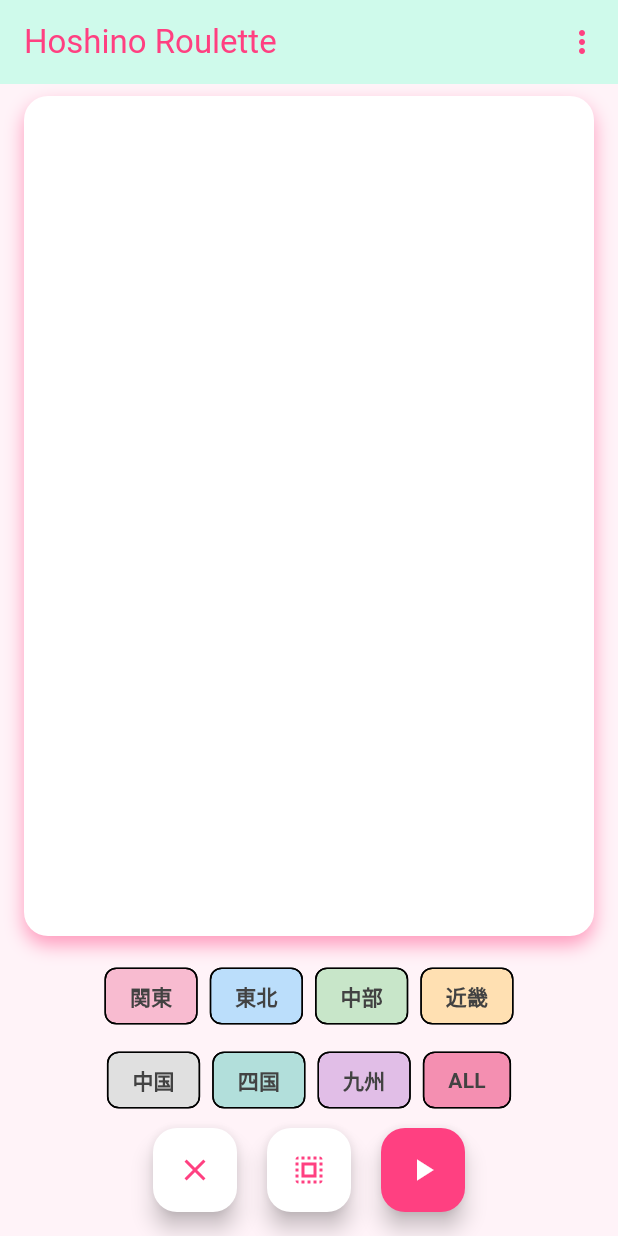
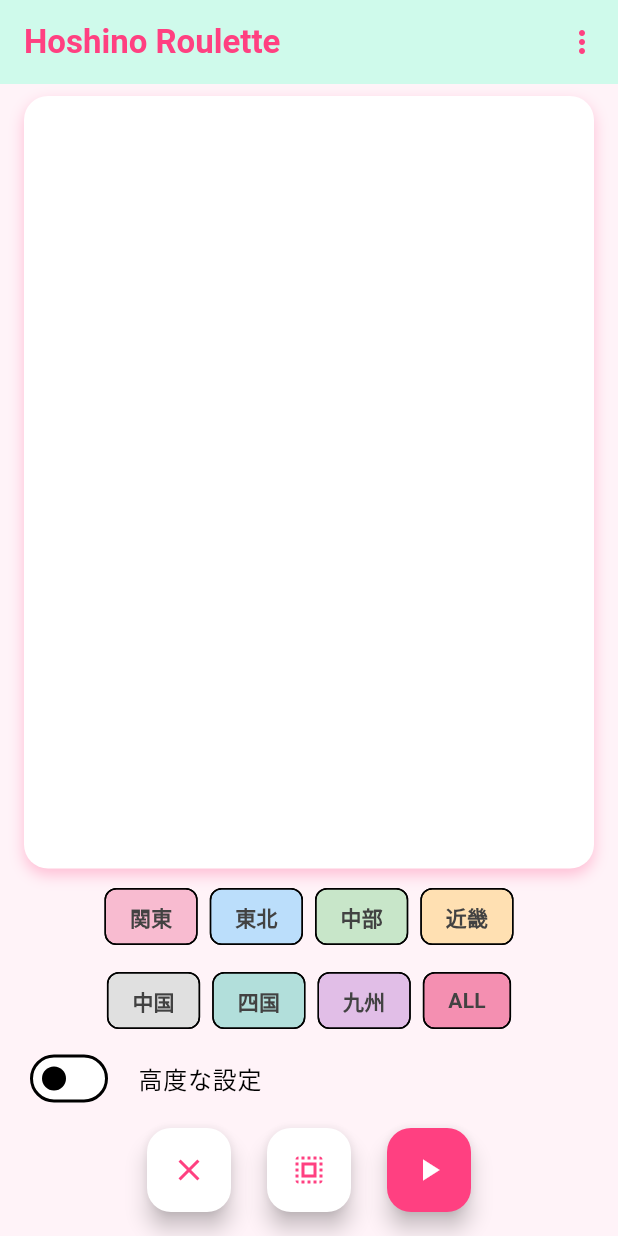
Before and after one commit to Ittalian/hoshino_roulette, a Flutter app: the screen it shows after launch, on a phone screen of 412 x 824 dp. Run offline on Flutter 3.47's test engine with Material 3 defaults, Android fonts, the phone set to English and light mode, and no system bars; our stand-ins replace audioplayers, cloud_firestore, firebase_core, flutter_dotenv, flutter_fortune_wheel, google_fonts; accounts and stored records are empty.

Commit message:
都道府県ごとに選べるように

```diff
--- a/lib/pages/home.dart
+++ b/lib/pages/home.dart
@@ -15,79 +15,9 @@ class Home extends StatefulWidget {
 class _HomeState extends State<Home> {
   List<Resort> allResorts = [];
   List<Resort> resorts = [];
-  bool isDisplayAll = false;
+  List<String> prefectureList = [];
   bool isLoading = false;
-  Map<String, bool> activeFilters = {
-    '関東': false,
-    '東北': false,
-    '中部': false,
-    '近畿': false,
-    '中国': false,
-    '四国': false,
-    '九州': false,
-    'ALL': false,
-  };
 
-  @override
-  void initState() {
-    super.initState();
-    _fetchResorts();
-  }
-
-  Future<void> _fetchResorts() async {
-    setState(() => isLoading = true);
-    allResorts = await ResortService().fetchAll();
-    setState(() {
-      resorts = allResorts.where((resort) => !resort.isDone).toList();
-      isLoading = false;
-    });
-  }
-
-  void _toggleSelect(int i) {
-    setState(() => resorts[i].isSelected = !resorts[i].isSelected);
-  }
-
-  void _selectByRegion(String region) {
-    final set = prefectures.regionLabel[region]!;
-    setState(() {
-      for (var r in resorts) {
-        if (set.contains(r.prefecture)) {
-          r.isSelected = true;
-        }
-      }
-      activeFilters[region] = true;
-    });
-  }
-
-  void _selectByUndone() {
-    if (isDisplayAll) {
-      setState(() {
-        final targetResorts =
-            resorts.where((resort) => !resort.isDone).toList();
-        final expectResorts = resorts.where((resort) => resort.isDone).toList();
-        resorts = targetResorts;
-        for (var resort in expectResorts) {
-          print(resort.name);
-          resort.isSelected = false;
-        }
-        isDisplayAll = false;
-        activeFilters['ALL'] = false;
-      });
-    } else {
-      setState(() {
-        resorts = allResorts;
-        isDisplayAll = true;
-        activeFilters['ALL'] = true;
-      });
-    }
-  }
-
-  List<Resort> get _selected => resorts.where((r) => r.isSelected).toList();
-
-  @override
-  Widget build(BuildContext context) {
-    final bgColor = const Color(0xFFFFF3F8);
-    final appBarColor = const Color(0xFFCFFAEB);
   final chipColors = {
     '関東': Colors.pink.shade100,
     '東北': Colors.blue.shade100,
@@ -99,13 +29,97 @@ class _HomeState extends State<Home> {
     'ALL': Colors.pink.shade200,
   };
 
+  Map<String, bool> activeRegion = {
+    '関東': false,
+    '東北': false,
+    '中部': false,
+    '近畿': false,
+    '中国': false,
+    '四国': false,
+    '九州': false,
+    'ALL': false,
+  };
+
+  bool showAdvanced = false;
+  Set<String> selectedPrefs = {};
+
+  @override
+  void initState() {
+    super.initState();
+    _getPrefectures();
+    _fetchResorts();
+  }
+
+  _getPrefectures() {
+    List<String> results = [];
+    prefectures.regionLabel.values.forEach((list) => results.addAll(list));
+    setState(() {
+      prefectureList = results;
+    });
+  }
+
+  Future<void> _fetchResorts() async {
+    setState(() => isLoading = true);
+    allResorts = await ResortService().fetchAll();
+    setState(() {
+      resorts = allResorts;
+      isLoading = false;
+    });
+  }
+
+  void _toggleSelect(int i) {
+    setState(() {
+      resorts[i].isSelected = !resorts[i].isSelected;
+    });
+  }
+
+  void _onRegionTap(String region) {
+    final set = prefectures.regionLabel[region]!;
+    setState(() {
+      activeRegion[region] = true;
+      if (region != 'ALL') {
+        for (var r in resorts) {
+          if (set.contains(r.prefecture)) {
+            r.isSelected = true;
+          }
+        }
+      }
+    });
+  }
+
+  void _onPrefectureTap(String pref) {
+    setState(() {
+      if (!selectedPrefs.contains(pref)) {
+        selectedPrefs.add(pref);
+      }
+      for (var r in resorts) {
+        if (selectedPrefs.contains(r.prefecture)) {
+          r.isSelected = true;
+        }
+      }
+    });
+  }
+
+  List<Resort> get _selected => resorts.where((r) => r.isSelected).toList();
+
+  @override
+  Widget build(BuildContext context) {
+    final bgColor = const Color(0xFFFFF3F8);
+    final appBarColor = const Color(0xFFCFFAEB);
+    final pink = Colors.pinkAccent;
+
     return Scaffold(
       backgroundColor: bgColor,
       appBar: AppBar(
         backgroundColor: appBarColor,
         elevation: 0,
-        title: const Text('Hoshino Roulette',
-            style: TextStyle(color: Colors.pinkAccent)),
+        title: const Text(
+          'Hoshino Roulette',
+          style: TextStyle(
+            color: Colors.pinkAccent,
+            fontWeight: FontWeight.bold,
+          ),
+        ),
         actions: [
           IconButton(
             icon: const Icon(Icons.more_vert, color: Colors.pinkAccent),
@@ -144,23 +158,21 @@ class _HomeState extends State<Home> {
               child: Padding(
                 padding:
                     const EdgeInsets.symmetric(horizontal: 16, vertical: 8),
-                child: Container(
+                child: isLoading
+                    ? const Center(child: CircularProgressIndicator())
+                    : Container(
                         decoration: BoxDecoration(
                           color: Colors.white,
                           borderRadius: BorderRadius.circular(16),
                           boxShadow: [
                             BoxShadow(
-                        color: Colors.pinkAccent.withValues(alpha: 0.5),
-                        blurRadius: 10,
-                        offset: const Offset(0, 6),
+                              color: pink.withValues(alpha: 0.3),
+                              blurRadius: 8,
+                              offset: const Offset(0, 4),
                             ),
                           ],
                         ),
-                  child: isLoading
-                      ? const Center(
-                          child:
-                              Text("読み込み中...", style: TextStyle(fontSize: 16)))
-                      : ListView.builder(
+                        child: ListView.builder(
                           itemCount: resorts.length,
                           itemBuilder: (ctx, i) {
                             final r = resorts[i];
@@ -170,11 +182,10 @@ class _HomeState extends State<Home> {
                               shape: RoundedRectangleBorder(
                                   borderRadius: BorderRadius.circular(12)),
                               elevation: r.isSelected ? 6 : 2,
-                              shadowColor:
-                                  Colors.pinkAccent.withValues(alpha: 0.5),
+                              shadowColor: pink.withValues(alpha: 0.3),
                               child: ListTile(
                                 leading: Checkbox(
-                                  activeColor: Colors.pinkAccent,
+                                  activeColor: pink,
                                   value: r.isSelected,
                                   onChanged: (_) => _toggleSelect(i),
                                 ),
@@ -190,41 +201,29 @@ class _HomeState extends State<Home> {
                       ),
               ),
             ),
-            Padding(
-              padding: const EdgeInsets.symmetric(vertical: 8),
-              child: Column(
-                children: [
             Row(
               mainAxisAlignment: MainAxisAlignment.center,
               children: chipColors.entries
                   .take(4)
-                        .map(
-                          (e) => Padding(
+                  .map((e) => Padding(
                         padding: const EdgeInsets.symmetric(horizontal: 4),
                         child: ActionChip(
                           label: Text(
                             e.key,
                             style: TextStyle(
-                                  color: activeFilters[e.key]!
+                              color: activeRegion[e.key]!
                                   ? Colors.white
-                                      : const Color.fromARGB(255, 66, 66, 66),
+                                  : const Color(0xFF424242),
                               fontWeight: FontWeight.bold,
                             ),
                           ),
-                              backgroundColor: activeFilters[e.key]!
+                          backgroundColor: activeRegion[e.key]!
                               ? Colors.pinkAccent
                               : e.value,
                           elevation: 4,
-                              onPressed: () {
-                                if (e.key == 'ALL') {
-                                  _selectByUndone();
-                                } else {
-                                  _selectByRegion(e.key);
-                                }
-                              },
+                          onPressed: () => _onRegionTap(e.key),
                         ),
-                          ),
-                        )
+                      ))
                   .toList(),
             ),
             const SizedBox(height: 8),
@@ -232,38 +231,59 @@ class _HomeState extends State<Home> {
               mainAxisAlignment: MainAxisAlignment.center,
               children: chipColors.entries
                   .skip(4)
-                        .map(
-                          (e) => Padding(
+                  .map((e) => Padding(
                         padding: const EdgeInsets.symmetric(horizontal: 4),
                         child: ActionChip(
                           label: Text(
                             e.key,
                             style: TextStyle(
-                                  color: activeFilters[e.key]!
+                              color: activeRegion[e.key]!
                                   ? Colors.white
-                                      : const Color.fromARGB(255, 66, 66, 66),
+                                  : const Color(0xFF424242),
                               fontWeight: FontWeight.bold,
                             ),
                           ),
-                              backgroundColor: activeFilters[e.key]!
+                          backgroundColor: activeRegion[e.key]!
                               ? Colors.pinkAccent
                               : e.value,
                           elevation: 4,
-                              onPressed: () {
-                                if (e.key == 'ALL') {
-                                  _selectByUndone();
-                                } else {
-                                  _selectByRegion(e.key);
-                                }
-                              },
+                          onPressed: () => _onRegionTap(e.key),
+                        ),
+                      ))
+                  .toList(),
+            ),
+            SwitchListTile(
+              controlAffinity: ListTileControlAffinity.leading,
+              title: const Text('高度な設定'),
+              activeColor: pink,
+              value: showAdvanced,
+              onChanged: (v) => setState(() => showAdvanced = v),
+            ),
+            if (showAdvanced)
+              Container(
+                height: 100,
+                padding: const EdgeInsets.symmetric(horizontal: 16),
+                child: SingleChildScrollView(
+                  child: Wrap(
+                    spacing: 6,
+                    runSpacing: 6,
+                    children: prefectureList.map((pref) {
+                      final sel = selectedPrefs.contains(pref);
+                      return FilterChip(
+                        label: Text(pref,
+                            style: TextStyle(
+                                fontSize: 12,
+                                color: sel ? Colors.white : Colors.black)),
+                        selected: sel,
+                        selectedColor: pink,
+                        backgroundColor: Colors.pink.shade50,
+                        onSelected: (_) => _onPrefectureTap(pref),
+                      );
+                    }).toList(),
                   ),
                 ),
-                        )
-                        .toList(),
               ),
-                ],
-              ),
-            ),
+            const Padding(padding: EdgeInsetsGeometry.only(top: 5)),
             Padding(
               padding: const EdgeInsets.only(bottom: 16),
               child: Row(
@@ -272,30 +292,28 @@ class _HomeState extends State<Home> {
                   FloatingActionButton(
                     heroTag: 'reset',
                     backgroundColor: Colors.white,
-                    foregroundColor: const Color.fromRGBO(255, 64, 129, 1),
+                    foregroundColor: pink,
                     onPressed: () => setState(() {
                       resorts.forEach((r) => r.isSelected = false);
-                      activeFilters.updateAll(
-                          (key, value) => key != 'ALL' ? false : value);
+                      activeRegion.updateAll((k, v) => false);
+                      selectedPrefs.clear();
                     }),
                     child: const Icon(Icons.clear),
                   ),
-                  const Padding(padding: EdgeInsetsGeometry.only(left: 20)),
+                  const SizedBox(width: 24),
                   FloatingActionButton(
-                    heroTag: 'all',
+                    heroTag: 'selectAll',
                     backgroundColor: Colors.white,
-                    foregroundColor: Colors.pinkAccent,
+                    foregroundColor: pink,
                     onPressed: () => setState(() {
                       resorts.forEach((r) => r.isSelected = true);
-                      activeFilters.updateAll(
-                          (key, value) => key != 'ALL' ? true : value);
                     }),
                     child: const Icon(Icons.select_all),
                   ),
-                  const Padding(padding: EdgeInsetsGeometry.only(right: 20)),
+                  const SizedBox(width: 24),
                   FloatingActionButton(
                     heroTag: 'start',
-                    backgroundColor: Colors.pinkAccent,
+                    backgroundColor: pink,
                     onPressed: () {
                       final sel = _selected;
                       if (sel.length > 1) {
```
Also changed, not shown: lib/pages/roulette.dart (+4 -6 lines), 1 other file. Lines whose indentation alone changed are shown as unchanged.
